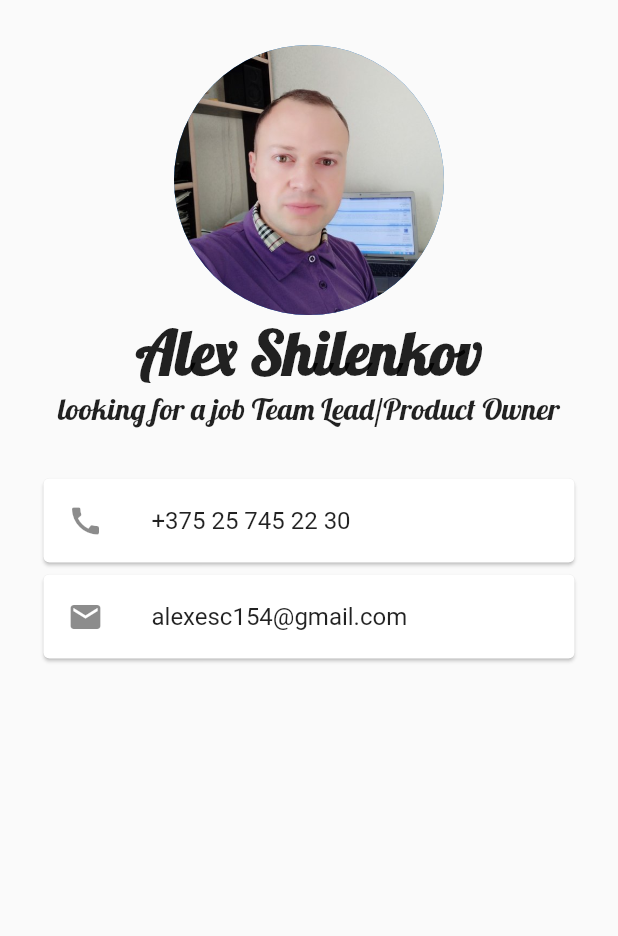
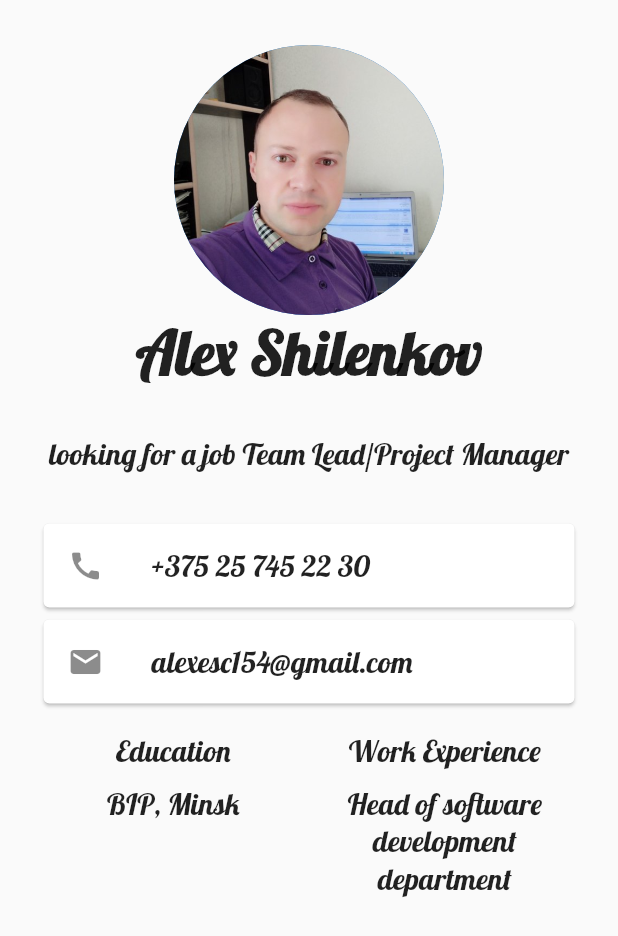
Before and after one commit to Alex-esc1/Flutter_CV, a Flutter app: the screen it shows after launch, on a phone screen of 412 x 824 dp. Shown: the top 936 px of the screen. Run offline on Flutter 3.47's test engine with Material 2 defaults, Android fonts, the phone set to English and light mode, and no system bars.

Commit message:
add Row
Добавил 2 колонки в строку,  добавил стиль и описание, занес текстовые значения в const.

```diff
--- a/cv/lib/const.dart
+++ b/cv/lib/const.dart
@@ -6,3 +6,19 @@ const TextStyle kbigTitle =
 const TextStyle ksmallTitle = TextStyle(fontSize: 20, fontFamily: "Lobster");
 
 const kpadding = EdgeInsets.symmetric(horizontal: 25);
+
+const String ed = 'Education';
+
+const String study = 'BIP, Minsk';
+
+const String we = 'Work Experience';
+
+const String job = 'Head of software development department';
+
+const String mail = "alexesc154@gmail.com";
+
+const String phone = "+375 25 745 22 30";
+
+const String textSearch = 'looking for a job Team Lead/Project Manager';
+
+const String name = 'Alex Shilenkov';
--- a/cv/lib/main.dart
+++ b/cv/lib/main.dart
@@ -26,37 +26,73 @@ class MyCv extends StatelessWidget {
     return Scaffold(
       body: SafeArea(
         child: Center(
-            child: Column(children: const [
-          SizedBox(height: 30),
-          CircleAvatar(
+          child: Column(
+            children: [
+              const SizedBox(height: 30),
+              const CircleAvatar(
                 radius: 90,
                 foregroundImage: AssetImage('assets/photo.jpeg'),
               ),
-          Text(
-            'Alex Shilenkov',
+              const Text(
+                name,
                 style: kbigTitle,
               ),
-          Text('looking for a job Team Lead/Product Owner', style: ksmallTitle),
-          SizedBox(height: 30),
-          Padding(
+              const SizedBox(height: 30),
+              const Text(textSearch, style: ksmallTitle),
+              const SizedBox(height: 30),
+              const Padding(
                 padding: kpadding,
                 child: Card(
                   child: ListTile(
                     leading: Icon(Icons.call),
-                title: Text("+375 25 745 22 30"),
+                    title: Text(phone, style: ksmallTitle),
                   ),
                 ),
               ),
-          Padding(
+              const Padding(
                 padding: kpadding,
                 child: Card(
                   child: ListTile(
                     leading: Icon(Icons.email),
-                title: Text("alexesc154@gmail.com"),
+                    title: Text(mail, style: ksmallTitle),
                   ),
                 ),
               ),
-        ])),
+              const SizedBox(height: 15),
+              Padding(
+                padding: const EdgeInsets.symmetric(horizontal: 25),
+                child: Row(
+                  mainAxisAlignment: MainAxisAlignment.spaceBetween,
+                  crossAxisAlignment: CrossAxisAlignment.start,
+                  children: [
+                    Expanded(
+                      child: Column(
+                        children: const [
+                          Text(ed,
+                              textAlign: TextAlign.center, style: ksmallTitle),
+                          SizedBox(height: 10),
+                          Text(study,
+                              textAlign: TextAlign.center, style: ksmallTitle),
+                        ],
+                      ),
+                    ),
+                    Expanded(
+                      child: Column(
+                        children: const [
+                          Text(we,
+                              textAlign: TextAlign.center, style: ksmallTitle),
+                          SizedBox(height: 10),
+                          Text(job,
+                              textAlign: TextAlign.center, style: ksmallTitle),
+                        ],
+                      ),
+                    ),
+                  ],
+                ),
+              )
+            ],
+          ),
+        ),
       ),
     );
   }
```
Lines whose indentation alone changed are shown as unchanged.
